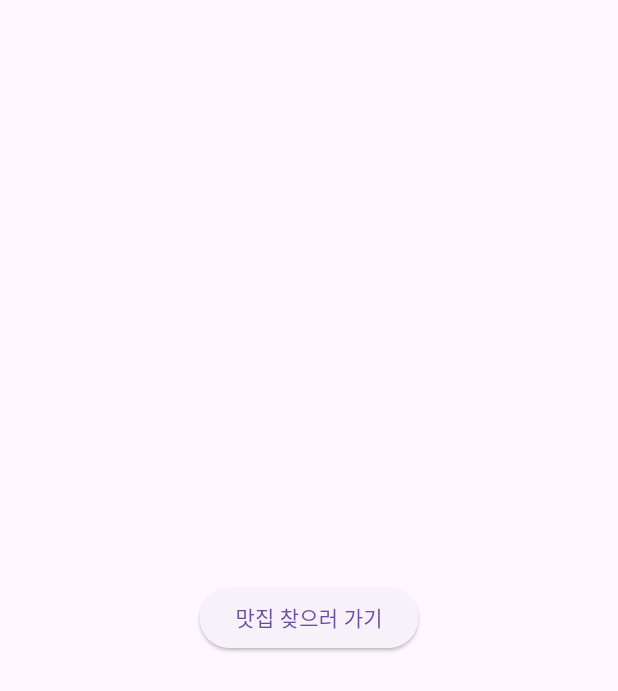
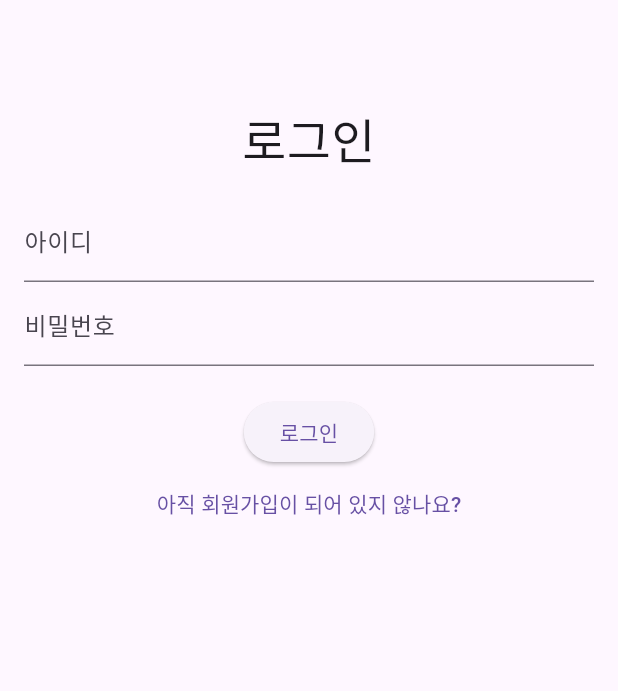
Before and after one commit to yesolll/comap, a Flutter app: the screen it shows after launch, on a phone screen of 412 x 824 dp. Shown: the top 691 px of the screen. Run offline on Flutter 3.47's test engine with Material 3 defaults, Android fonts, the phone set to English and light mode, and no system bars; our stand-ins replace flutter_dotenv, flutter_hooks, flutter_html, flutter_secure_storage, get; missing offline and left inert: dart:html, dart:js, dart:ui_web, kakao_map_plugin.

Commit message:
[Feat] 임시 로그인

```diff
--- a/lib/main.dart
+++ b/lib/main.dart
@@ -1,6 +1,9 @@
 import 'package:comap/src/home_screen.dart';
+import 'package:comap/src/login_screen.dart';
 import 'package:flutter/material.dart';
 import 'package:flutter_dotenv/flutter_dotenv.dart';
+import 'package:flutter_secure_storage/flutter_secure_storage.dart';
+import 'package:get/get.dart';
 import 'package:kakao_map_plugin/kakao_map_plugin.dart';
 
 void main() async {
@@ -25,11 +28,32 @@ class _MyAppState extends State<MyApp> {
     super.initState();
   }
 
+  final FlutterSecureStorage secureStorage = const FlutterSecureStorage();
+
   // This widget is the root of your application.
   @override
   Widget build(BuildContext context) {
-    return const MaterialApp(
-      home: HomeScreen(),
+
+    Future<bool> _checkLoginStatus() async {
+      String? isLoggedIn = await secureStorage.read(key: 'isLoggedIn');
+      return isLoggedIn == 'true';
+    }
+
+    return GetMaterialApp(
+        home: FutureBuilder(
+          future: _checkLoginStatus(),
+          builder: (context, snapshot) {
+            if (snapshot.connectionState == ConnectionState.waiting) {
+              return Center(child: CircularProgressIndicator());
+            } else {
+              if (snapshot.hasData && snapshot.data == true) {
+                return HomeScreen();
+              } else {
+                return LoginScreen();
+              }
+            }
+          },
+        )
     );
   }
 }
--- /dev/null
+++ b/lib/src/login_screen.dart
@@ -0,0 +1,107 @@
+import 'package:comap/src/home_screen.dart';
+import 'package:comap/src/input_webview_web.dart';
+import 'package:get/get.dart';
+import 'package:flutter/material.dart';
+import 'package:flutter_secure_storage/flutter_secure_storage.dart';
+
+class LoginScreen extends StatefulWidget {
+  @override
+  _LoginScreenState createState() => _LoginScreenState();
+}
+
+class _LoginScreenState extends State<LoginScreen> {
+  final _formKey = GlobalKey<FormState>();
+  final FlutterSecureStorage secureStorage = const FlutterSecureStorage();
+  final _usernameController = TextEditingController();
+  final _passwordController = TextEditingController();
+
+  Future<void> _showWebView(BuildContext context) {
+    return Navigator.of(context)
+        .push(MaterialPageRoute(builder: (context) => InputWebView()));
+  }
+
+  Future<void> _login() async {
+    if (_formKey.currentState!.validate()) {
+      String username = _usernameController.text.trim();
+      String password = _passwordController.text.trim();
+
+      // TODO: Replace with your actual login logic
+      if (username == 'admin' && password == 'password') {
+        await secureStorage.write(key: 'isLoggedIn', value: 'true');
+        _showWebView(context);
+      } else {
+        _showErrorDialog();
+      }
+    }
+  }
+
+  void _showErrorDialog() {
+    showDialog(
+      context: context,
+      builder: (context) => AlertDialog(
+        title: Text('로그인 실패'),
+        content: Text('아이디 또는 비밀번호를 확인해주세요.'),
+        actions: [
+          TextButton(
+            onPressed: () => Navigator.pop(context),
+            child: Text('확인'),
+          ),
+        ],
+      ),
+    );
+  }
+
+  @override
+  Widget build(BuildContext context) {
+    return Scaffold(
+      body: ListView(
+        children: [
+          SizedBox(height: 70),
+          Text('로그인', style: TextStyle(fontSize: 32), textAlign: TextAlign.center),
+          Padding(
+            padding: const EdgeInsets.all(16.0),
+            child: Form(
+              key: _formKey,
+              child: Column(
+                children: [
+                  TextFormField(
+                    controller: _usernameController,
+                    decoration: InputDecoration(labelText: '아이디'),
+                    validator: (value) {
+                      if (value == null || value.isEmpty) {
+                        return '아이디를 입력해주세요.';
+                      }
+                      return null;
+                    },
+                  ),
+                  TextFormField(
+                    controller: _passwordController,
+                    decoration: InputDecoration(labelText: '비밀번호'),
+                    obscureText: true,
+                    validator: (value) {
+                      if (value == null || value.isEmpty) {
+                        return '비밀번호를 입력해주세요.';
+                      }
+                      return null;
+                    },
+                  ),
+                  SizedBox(height: 20),
+                  ElevatedButton(
+                    onPressed: _login,
+                    child: Text('로그인'),
+                  ),
+                  TextButton(
+                    onPressed: () {
+                      // TODO: Navigate to signup page
+                    },
+                    child: Text('아직 회원가입이 되어 있지 않나요?'),
+                  ),
+                ],
+              ),
+            ),
+          ),
+        ],
+      ),
+    );
+  }
+}
--- a/pubspec.yaml
+++ b/pubspec.yaml
@@ -39,7 +39,8 @@ dependencies:
   flutter_dotenv: ^5.1.0
   flutter_html: ^3.0.0-beta.2
   flutter_hooks: any
-
+  flutter_secure_storage: ^9.2.2
+  get: ^4.3.8
 
 dev_dependencies:
   flutter_test:
```
